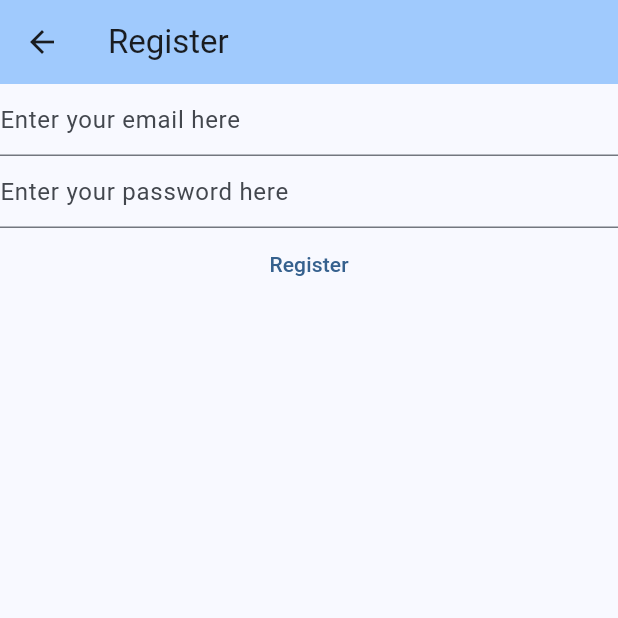
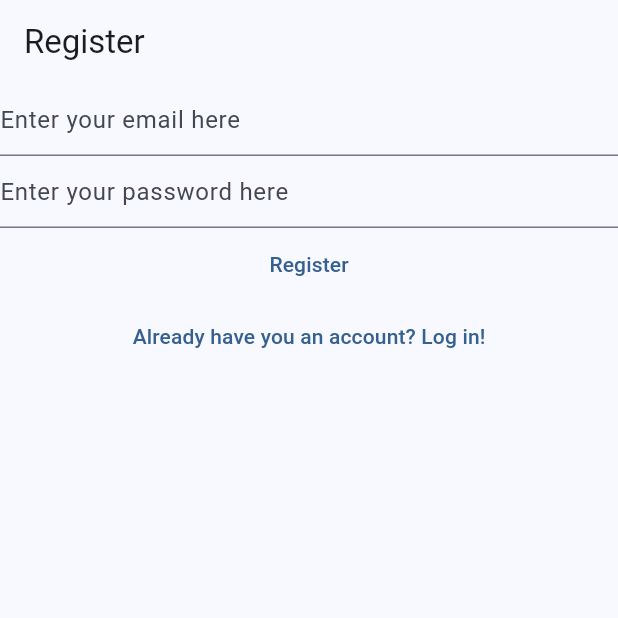
Before and after one commit to gustavo-martins-pereira/My_Notes-Flutter_Basics, a Flutter app: the RegisterView screen opened directly, on a phone screen of 412 x 824 dp, the top half of it. Run offline on Flutter 3.47's test engine with Material 3 defaults, Android fonts, the phone set to English and light mode, and no system bars; our stand-ins replace firebase_auth, firebase_core; accounts and stored records are empty.

Commit message:
ADD - Navigation Between Register and Login

```diff
--- a/lib/views/register_view.dart
+++ b/lib/views/register_view.dart
@@ -1,8 +1,5 @@
 import 'package:firebase_auth/firebase_auth.dart';
-import 'package:firebase_core/firebase_core.dart';
 import 'package:flutter/material.dart';
-
-import '../firebase_options.dart';
 
 class RegisterView extends StatefulWidget {
   const RegisterView({super.key});
@@ -25,36 +22,22 @@ class _RegisterViewState extends State<RegisterView> {
   @override
   Widget build(BuildContext context) {
     return Scaffold(
-      appBar: AppBar(
-        title: Text("Register"),
-        backgroundColor: Theme.of(context).colorScheme.inversePrimary,
-      ),
-      body: FutureBuilder(
-        future: Firebase.initializeApp(
-          options: DefaultFirebaseOptions.currentPlatform,
-        ),
-        builder: (BuildContext context, AsyncSnapshot<dynamic> snapshot) {
-          switch(snapshot.connectionState) {
-            case ConnectionState.done:
-              return Column(
+      appBar: AppBar(title: Text("Register")),
+      body: Column(
         children: [
           TextField(
             controller: _email,
             enableSuggestions: false,
             autocorrect: false,
             keyboardType: TextInputType.emailAddress,
-                    decoration: InputDecoration(
-                      hintText: "Enter your email here",
-                    ),
+            decoration: InputDecoration(hintText: "Enter your email here"),
           ),
           TextField(
             controller: _password,
             obscureText: true,
             enableSuggestions: false,
             autocorrect: false,
-                    decoration: InputDecoration(
-                      hintText: "Enter your password here",
-                    ),
+            decoration: InputDecoration(hintText: "Enter your password here"),
           ),
           TextButton(
             onPressed: () async {
@@ -70,25 +53,28 @@ class _RegisterViewState extends State<RegisterView> {
                 print(userCredential);
               } on FirebaseAuthException catch (error) {
                 print(error.code);
-                        if(error.code == "invalid-email") {
+                if (error.code == "invalid-email") {
                   print(error.message);
                 }
-                        if(error.code == "email-already-in-use") {
+                if (error.code == "email-already-in-use") {
                   print(error.message);
                 }
-                        if(error.code == "weak-password") {
+                if (error.code == "weak-password") {
                   print(error.message);
                 }
               }
             },
             child: Text("Register"),
           ),
+          TextButton(
+            onPressed: () {
+              Navigator.of(
+                context,
+              ).pushNamedAndRemoveUntil("/login/", (route) => false);
+            },
+            child: Text("Already have you an account? Log in!"),
+          ),
         ],
-              );
-            default:
-              return Text("Loading...");
-          }
-        },
       ),
     );
   }
```
Also changed, not shown: lib/main.dart (+48 -21 lines), lib/views/login_view.dart (+12 -27 lines). Lines whose indentation alone changed are shown as unchanged.
